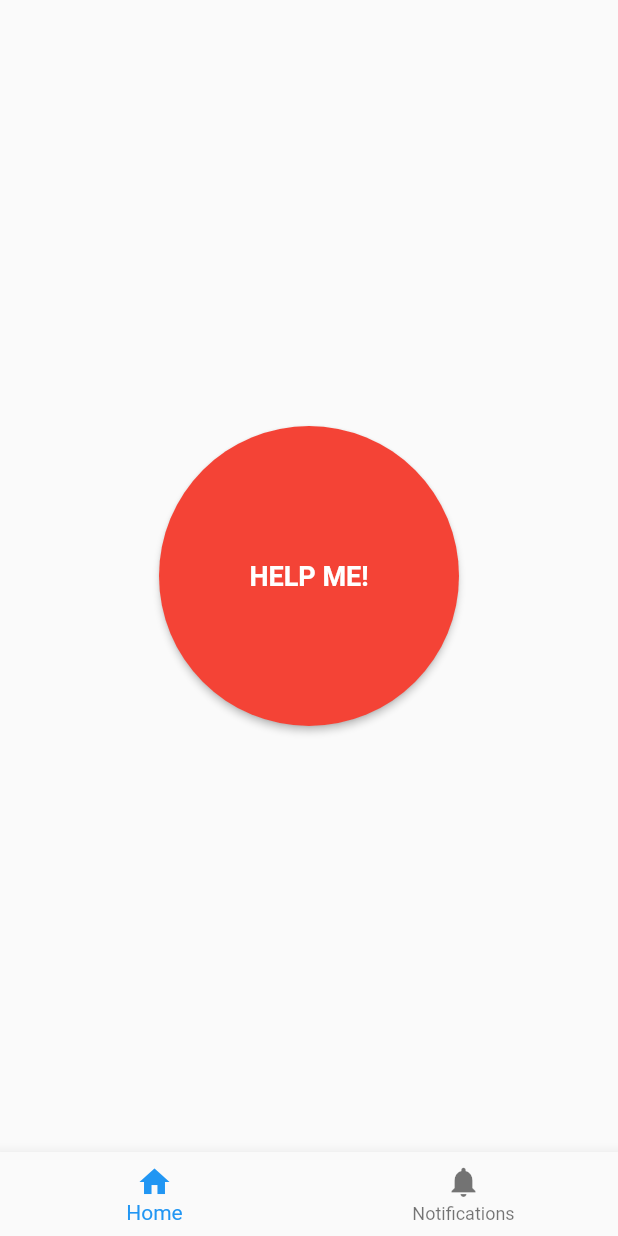
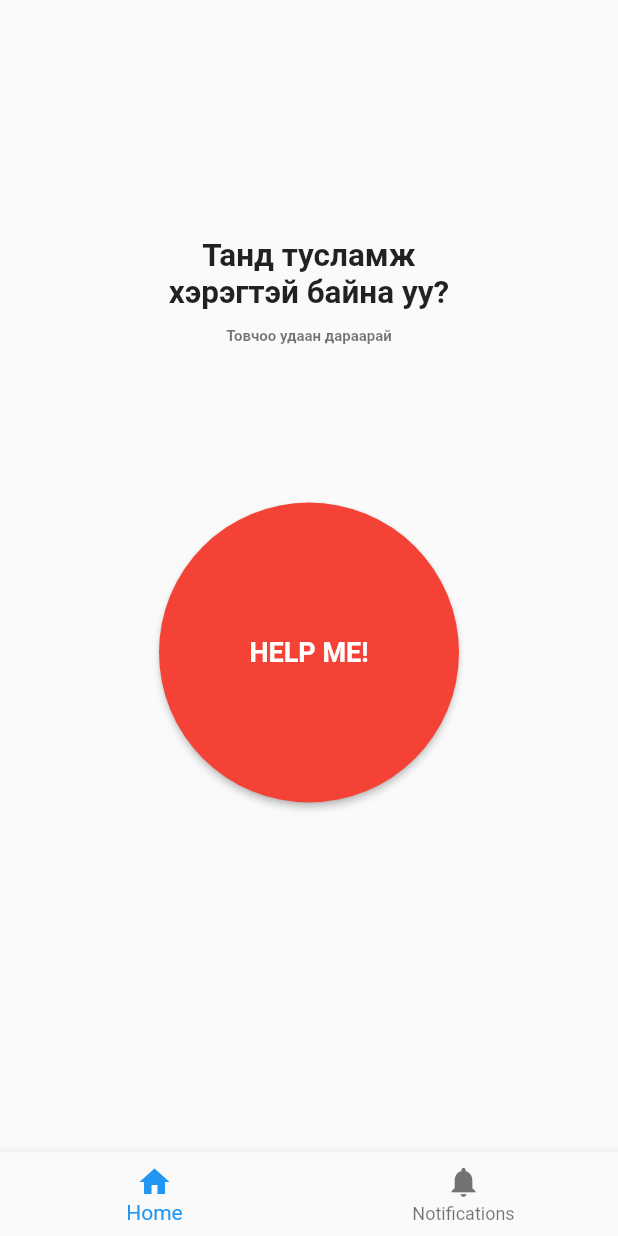
Before and after one commit to Oyunbldd/weu, a Flutter app: the screen it shows after launch, on a phone screen of 412 x 824 dp. Run offline on Flutter 3.47's test engine with Material 2 defaults, Android fonts, the phone set to English and light mode, and no system bars; our stand-ins replace firebase_core, flutter_animate, get; accounts and stored records are empty.

Commit message:
Constant text added

```diff
--- a/lib/routes.dart
+++ b/lib/routes.dart
@@ -1,5 +1,6 @@
 import 'package:get/get.dart';
 import 'package:weu/screens/main_screen.dart';
+import 'package:weu/screens/emergency_screen.dart';
 
 appRoutes() => [
       GetPage(
@@ -8,13 +9,13 @@ appRoutes() => [
         transition: Transition.leftToRightWithFade,
         // transitionDuration: Duration(milliseconds: 500),
       ),
-      // GetPage(
-      //   name: '/emergency',
-      //   page: () => EmergencyScreen(),
-      //   middlewares: [MyMiddelware()],
-      //   transition: Transition.leftToRightWithFade,
-      //   transitionDuration: Duration(milliseconds: 500),
-      // ),
+      GetPage(
+        name: '/emergency',
+        page: () => const EmergencyScreen(),
+        middlewares: [MyMiddelware()],
+        transition: Transition.rightToLeftWithFade,
+        transitionDuration: Duration(milliseconds: 500),
+      ),
     ];
 
 class MyMiddelware extends GetMiddleware {
--- a/lib/screens/emergency_screen.dart
+++ b/lib/screens/emergency_screen.dart
@@ -0,0 +1,17 @@
+import 'package:flutter/material.dart';
+
+class EmergencyScreen extends StatefulWidget {
+  const EmergencyScreen({super.key});
+
+  @override
+  State<EmergencyScreen> createState() => _EmergencyScreenState();
+}
+
+class _EmergencyScreenState extends State<EmergencyScreen> {
+  @override
+  Widget build(BuildContext context) {
+    return const Scaffold(
+      body: Text('thijs is emergency screen'),
+    );
+  }
+}
--- a/lib/screens/main_screen.dart
+++ b/lib/screens/main_screen.dart
@@ -22,7 +22,11 @@ class _MainScreenState extends State<MainScreen> {
       debugShowCheckedModeBanner: false,
       // theme: ThemeData(),
       home: Scaffold(
-        body: Center(child: body[_currentIndex]),
+        body: SafeArea(
+          child: Center(
+            child: body[_currentIndex],
+          ),
+        ),
         bottomNavigationBar: BottomNavigationBar(
           currentIndex: _currentIndex,
           onTap: (int index) {
--- a/lib/views/home_view.dart
+++ b/lib/views/home_view.dart
@@ -2,6 +2,7 @@ import 'dart:async';
 
 import 'package:flutter/material.dart';
 import 'package:flutter_animate/flutter_animate.dart';
+import 'package:get/get.dart';
 
 class HomeView extends StatefulWidget {
   const HomeView({super.key});
@@ -14,7 +15,30 @@ class _HomeViewState extends State<HomeView> {
   bool _showAnimation = false;
   @override
   Widget build(BuildContext context) {
-    return Stack(
+    return Column(
+      mainAxisAlignment: MainAxisAlignment.center,
+      children: [
+        const Text(
+          'Танд тусламж',
+          style: TextStyle(fontSize: 21, fontWeight: FontWeight.bold),
+        ),
+        const Text(
+          'хэрэгтэй байна уу?',
+          style: TextStyle(fontSize: 21, fontWeight: FontWeight.bold),
+        ),
+        const SizedBox(height: 10),
+        const Text(
+          'Товчоо удаан дараарай',
+          style: TextStyle(
+            fontSize: 10,
+            fontWeight: FontWeight.bold,
+            color: Colors.black54,
+          ),
+        ),
+        const SizedBox(height: 30),
+        SizedBox(
+          height: 350,
+          child: Stack(
             alignment: Alignment.center,
             children: [
               _showAnimation
@@ -79,6 +103,7 @@ class _HomeViewState extends State<HomeView> {
                       setState(() {
                         _showAnimation = true;
                       });
+                      Get.toNamed('/emergency');
                     });
                   },
                   onPressed: () {
@@ -88,8 +113,12 @@ class _HomeViewState extends State<HomeView> {
                   },
                   child: const Text(
                     'HELP ME!',
-              style: TextStyle(fontSize: 18.0, fontWeight: FontWeight.bold),
+                    style:
+                        TextStyle(fontSize: 18.0, fontWeight: FontWeight.bold),
                   ),
+                ),
+              ),
+            ],
           ),
         ),
       ],
```
Lines whose indentation alone changed are shown as unchanged.
